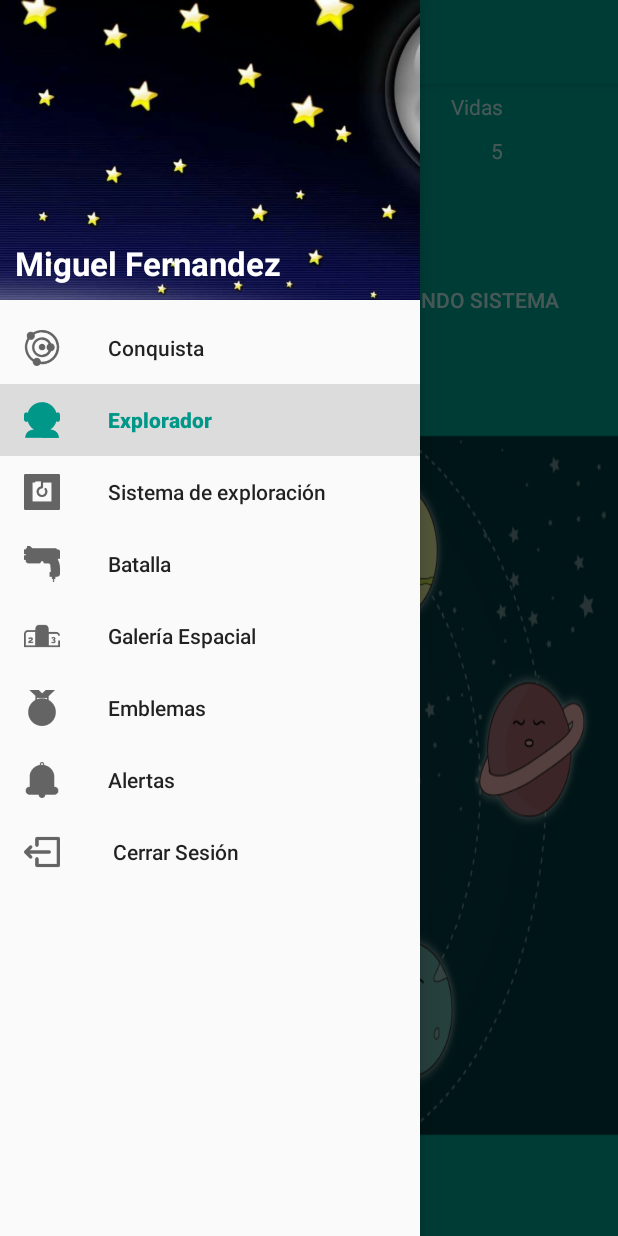
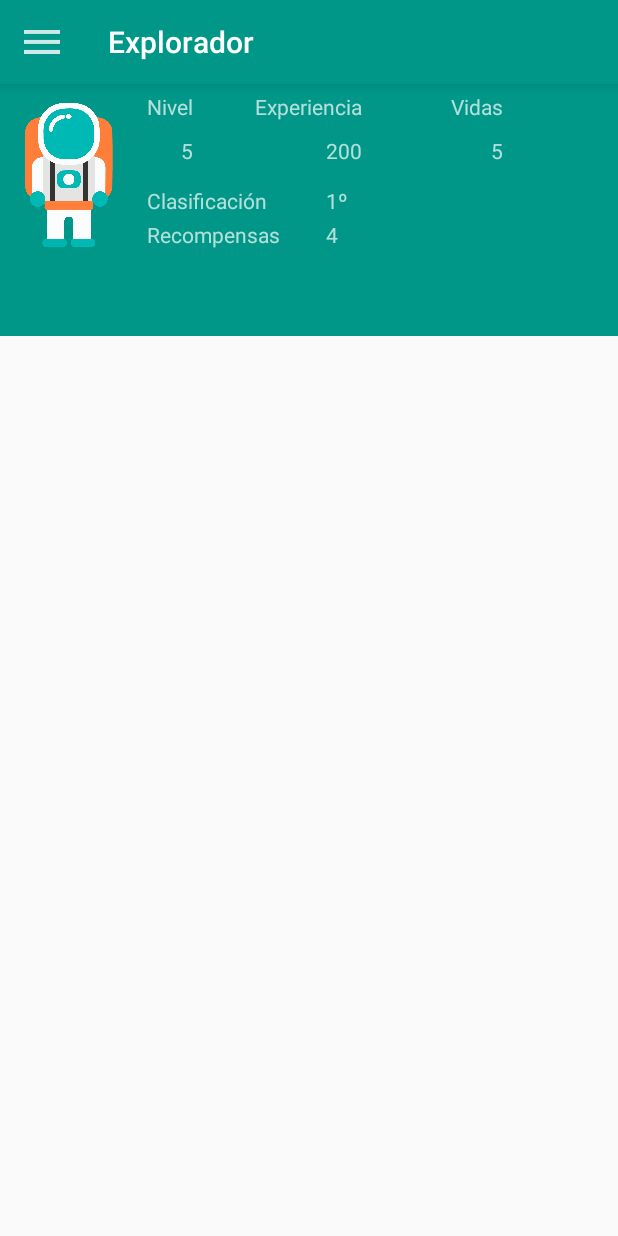
Before and after one commit to miguelfervi/Planetaria, an Android app: the screen it shows after launch (MainActivity), in the side drawer, after a tap on "Explorador", on a phone screen of 412 x 824 dp. Run offline under Robolectric (Android 15) with nearby library versions, the phone set to English and light mode, and no system bars.

Commit message:
Show answer

```diff
--- a/app/build.gradle
+++ b/app/build.gradle
@@ -40,6 +40,7 @@ dependencies {
 
     implementation 'com.estimote:proximity-sdk:0.3.3'
     implementation 'com.estimote:mustard:0.2.1'
+    implementation 'com.google.firebase:firebase-auth:16.0.2'
 }
 
 apply plugin: 'com.google.gms.google-services'
--- a/app/src/main/java/com/tfm/miguel/planetaria/Activities/MainActivity.java
+++ b/app/src/main/java/com/tfm/miguel/planetaria/Activities/MainActivity.java
@@ -12,6 +12,7 @@ import android.support.v7.widget.Toolbar;
 import android.view.MenuItem;
 
 import com.tfm.miguel.planetaria.Fragments.ConquistaFragment;
+import com.tfm.miguel.planetaria.Fragments.ExploradorFragment;
 import com.tfm.miguel.planetaria.Fragments.SistemaNavegacionFragment;
 import com.tfm.miguel.planetaria.R;
 
@@ -19,7 +20,6 @@ public class MainActivity extends AppCompatActivity {
 
     private DrawerLayout drawerLayout;
     private NavigationView navigationView;
-
 
 
     @Override
@@ -34,14 +34,13 @@ public class MainActivity extends AppCompatActivity {
         setFragmentByDefault();
 
 
-
         navigationView.setNavigationItemSelectedListener(new NavigationView.OnNavigationItemSelectedListener() {
             @Override
             public boolean onNavigationItemSelected(@NonNull MenuItem item) {
                 boolean fragmentTransaction = false;
                 Fragment fragment = null;
 
-                switch (item.getItemId()){
+                switch (item.getItemId()) {
 
                     case R.id.menu_conquista:
                         fragment = new ConquistaFragment();
@@ -50,18 +49,22 @@ public class MainActivity extends AppCompatActivity {
 
                         break;
 
+                    case R.id.menu_explorador:
+                        fragment = new ExploradorFragment();
+                        fragmentTransaction = true;
+
+
+                        break;
+
                     case R.id.menu_sistema_de_exploracion:
                         fragment = new SistemaNavegacionFragment();
                         fragmentTransaction = true;
-
-
                 }
 
-                if(fragmentTransaction){
-                    changeFragment(fragment,item);
+                if (fragmentTransaction) {
+                    changeFragment(fragment, item);
                     drawerLayout.closeDrawers();
                 }
-
 
 
                 return true;
@@ -69,22 +72,22 @@ public class MainActivity extends AppCompatActivity {
         });
     }
 
-    private void setToolbar(){
+    private void setToolbar() {
         Toolbar toolbar = (Toolbar) findViewById(R.id.toolbar);
         setSupportActionBar(toolbar);
         getSupportActionBar().setHomeAsUpIndicator(R.drawable.ic_home);
         getSupportActionBar().setDisplayHomeAsUpEnabled(true);
     }
 
-    private void setFragmentByDefault(){
+    private void setFragmentByDefault() {
         changeFragment(new ConquistaFragment(), navigationView.getMenu().getItem(0));
     }
 
-    private void changeFragment(Fragment fragment, MenuItem item){
+    private void changeFragment(Fragment fragment, MenuItem item) {
 
         getSupportFragmentManager()
                 .beginTransaction()
-                    .replace(R.id.content_frame,fragment)
+                .replace(R.id.content_frame, fragment)
                 .commit();
         item.setChecked(true);
         getSupportActionBar().setTitle(item.getTitle());
--- /dev/null
+++ b/app/src/main/java/com/tfm/miguel/planetaria/Fragments/ExploradorFragment.java
@@ -0,0 +1,32 @@
+package com.tfm.miguel.planetaria.Fragments;
+
+import android.content.Context;
+import android.net.Uri;
+import android.os.Bundle;
+import android.support.design.widget.TabLayout;
+import android.support.v4.app.Fragment;
+import android.support.v4.view.ViewPager;
+import android.view.LayoutInflater;
+import android.view.View;
+import android.view.ViewGroup;
+
+import com.tfm.miguel.planetaria.Adapter.ConquistaAdapter;
+import com.tfm.miguel.planetaria.R;
+
+
+public class ExploradorFragment extends Fragment {
+
+    public ExploradorFragment() {
+        // Required empty public constructor
+    }
+
+    @Override
+    public View onCreateView(LayoutInflater inflater, ViewGroup container,
+                             Bundle savedInstanceState) {
+
+        View view = inflater.inflate(R.layout.fragment_explorador, container, false);
+
+        // Inflate the layout for this fragment
+        return view;
+    }
+}
--- /dev/null
+++ b/app/src/main/res/layout/fragment_explorador.xml
@@ -0,0 +1,32 @@
+<RelativeLayout xmlns:android="http://schemas.android.com/apk/res/android"
+    xmlns:tools="http://schemas.android.com/tools"
+    android:layout_width="match_parent"
+    android:layout_height="match_parent"
+    xmlns:app="http://schemas.android.com/apk/res-auto"
+    android:theme="@style/ThemeOverlay.AppCompat.Dark.ActionBar"
+    app:popupTheme="@style/ThemeOverlay.AppCompat.Light"
+    tools:context="com.tfm.miguel.planetaria.Fragments.ConquistaFragment">
+
+
+    <include layout="@layout/profile" android:id="@+id/profile"></include>
+
+    <android.support.design.widget.TabLayout
+        android:layout_below="@id/profile"
+        android:id="@+id/tabMenu"
+        android:layout_height="wrap_content"
+        android:layout_width="match_parent"
+        android:background="?attr/colorPrimary"
+        />
+
+    <TextView
+        android:id="@+id/child"
+        android:layout_width="wrap_content"
+        android:layout_height="wrap_content"
+        android:layout_alignParentStart="true"
+        android:layout_centerVertical="true"
+        android:layout_marginStart="160dp"
+        android:textColor="@color/colorPrimaryText"
+        />
+
+
+</RelativeLayout>
--- a/app/src/main/res/menu/nav_options.xml
+++ b/app/src/main/res/menu/nav_options.xml
@@ -37,12 +37,6 @@
             android:icon="@drawable/medal"
             />
 
-
-        <item
-            android:id="@+id/menu_alertas"
-            android:title="Alertas"
-            android:icon="@drawable/bell"
-            />
         <item
             android:id="@+id/menu_cerrar_sesion"
             android:title=" Cerrar Sesión"
```
Also changed, not shown: app/src/main/java/com/tfm/miguel/planetaria/Activities/Ejercicio1Activity.java (+8 -2 lines), app/src/main/res/layout/activity_ejercicio1.xml (+10 -0 lines), 1 other file. Lines whose indentation alone changed are shown as unchanged.
